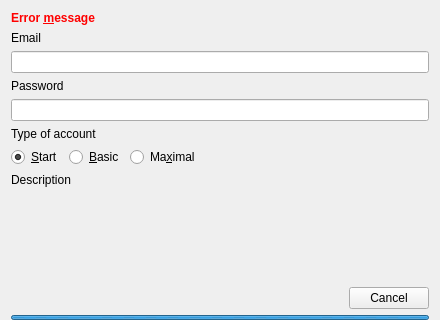
Above: src/bin/scenarist-desktop/UserInterfaceLayer/StartUp/LoginDialog.ui from dimkanovikov/KITScenarist before the change. Below: the same form after it.
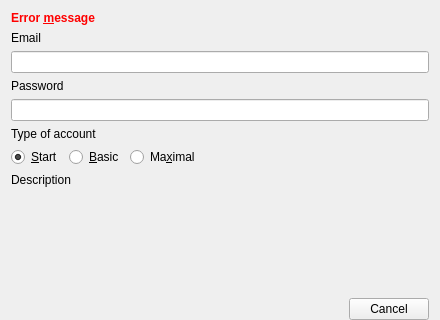
That is the form after the change.

Commit message: Beautiful login progress bar

The edit to the form file:
```diff
--- a/src/bin/scenarist-desktop/UserInterfaceLayer/StartUp/LoginDialog.ui
+++ b/src/bin/scenarist-desktop/UserInterfaceLayer/StartUp/LoginDialog.ui
@@ -17,37 +17,6 @@
    <property name="bottomMargin">
     <number>0</number>
    </property>
-   <item row="3" column="0">
-    <widget class="QProgressBar" name="progressBar">
-     <property name="enabled">
-      <bool>true</bool>
-     </property>
-     <property name="minimumSize">
-      <size>
-       <width>0</width>
-       <height>5</height>
-      </size>
-     </property>
-     <property name="maximumSize">
-      <size>
-       <width>16777215</width>
-       <height>5</height>
-      </size>
-     </property>
-     <property name="maximum">
-      <number>0</number>
-     </property>
-     <property name="value">
-      <number>-1</number>
-     </property>
-     <property name="alignment">
-      <set>Qt::AlignLeading|Qt::AlignLeft|Qt::AlignVCenter</set>
-     </property>
-     <property name="textVisible">
-      <bool>true</bool>
-     </property>
-    </widget>
-   </item>
    <item row="0" column="0">
     <layout class="QVBoxLayout" name="stackLayout">
      <item>
```
Left out of the diff: 3 changed lines with no effect on the pictures. The commit also changes 1 other file.
